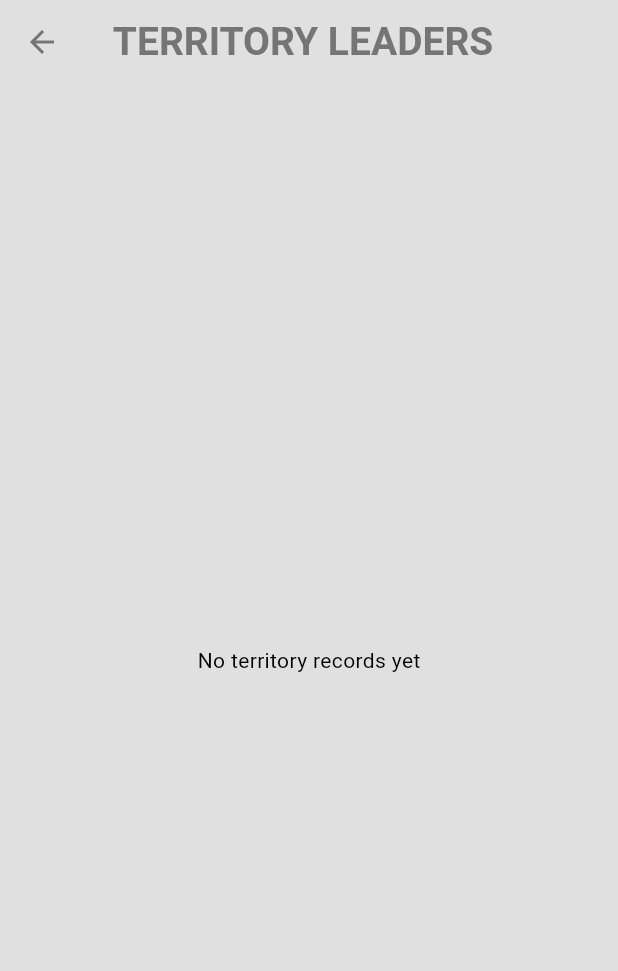
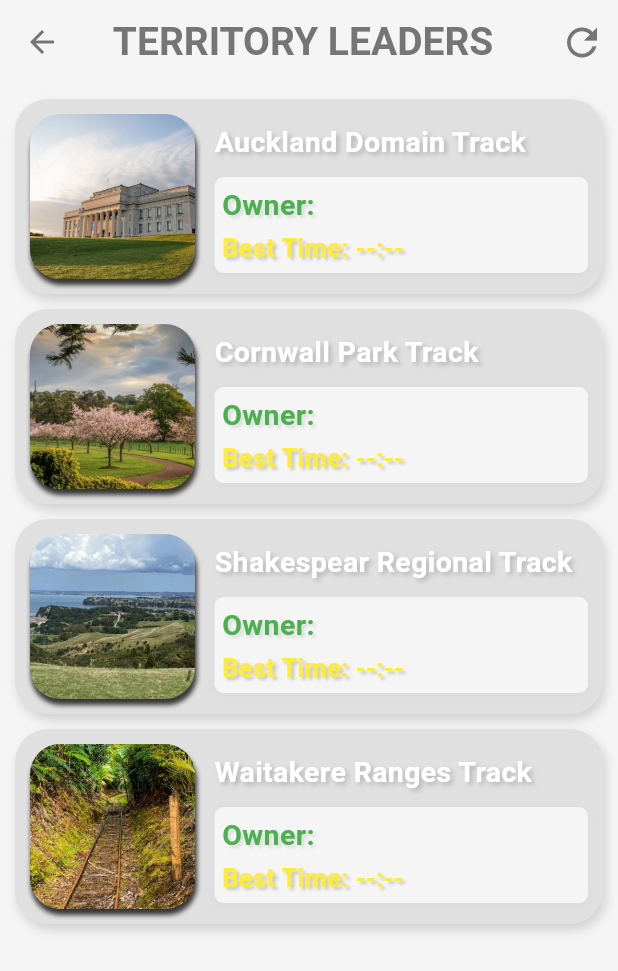
Before and after one commit to jaydentosul/fit_ness_territory, a Flutter app: the ScoreboardPage screen opened by its route, on a phone screen of 412 x 824 dp. Shown: the top 971 px of the screen. Run offline on Flutter 3.47's test engine with Material 3 defaults, Android fonts, the phone set to English and light mode, and no system bars; our stand-ins replace cloud_firestore, dio, firebase_auth, firebase_core, geolocator, google_maps_flutter and 3 more; missing offline and left inert: flutter_polyline_points; accounts and stored records are empty; network calls fail.

Commit message:
refactored image decoding code, edited the scoreboard to display images and updated the sync territory to display territory based on run id and the initialization of the firebase twerritory

```diff
--- a/lib/components/my_list.dart
+++ b/lib/components/my_list.dart
@@ -56,18 +56,36 @@ class MyListTerritory extends StatelessWidget {
           padding: EdgeInsets.all(10),
           height: 130,
           decoration: BoxDecoration(
-            color: Colors.grey,
-            borderRadius: BorderRadius.circular(20),
+            color: Theme.of(context).colorScheme.surface,
+            borderRadius: BorderRadius.circular(22),
+            boxShadow: [
+              BoxShadow(
+                color: Colors.black.withValues(alpha: 0.15),
+                blurRadius: 6,
+                offset: const Offset(2, 4),
+              )
+            ]
           ),
           child: Row(
             children: [
-              //image
+              Container(
+                decoration: BoxDecoration(
+                  borderRadius: BorderRadius.circular(20),
+                  boxShadow: [
+                    BoxShadow(
+                      color: Colors.black.withValues(alpha: 0.76),
+                      blurRadius: 2,
+                      offset: Offset(1, 4),
+                    )
+                  ]
+                ),
+                child:
                 ClipRRect(
                   borderRadius: BorderRadiusGeometry.circular(20),
-                child: Image.asset(imgPath,
-                  width: 110,
-                  height: 110,
-                  fit: BoxFit.cover,
+                  child: imgPath.startsWith('assets/')
+                      ? Image.asset(imgPath, width: 110, height: 110, fit: BoxFit.cover,
+                  ) : Image.network(imgPath, fit: BoxFit.cover,
+                  ),
                 ),
               ),
 
@@ -79,32 +97,81 @@ class MyListTerritory extends StatelessWidget {
                     mainAxisAlignment: MainAxisAlignment.start,
                     children: [
                       SizedBox(height: 5),
-                      Text(territoryName,
+                      Text(
+                        territoryName,
                         style: TextStyle(
                           fontWeight: FontWeight.bold,
                           color: Colors.white,
-                            fontSize: 18
+                          fontSize: 19,
+                          overflow: TextOverflow.ellipsis,
+                          shadows: [
+                            Shadow(
+                              color: Colors.black.withValues(alpha: 0.2),
+                              blurRadius: 4,
+                              offset: Offset(2, 2)
+                            )
+                          ]
                         ),
                       ),
 
-                      SizedBox(height: 13),
+                      SizedBox(height: 10),
 
-                      Text("Owner: $ownerName",
+
+                      Container(
+                        width: double.infinity,
+                        padding: EdgeInsets.all(5),
+                        decoration: BoxDecoration(
+                          color: Theme.of(context).colorScheme.tertiary,
+                          borderRadius: BorderRadius.circular(6),
+                          boxShadow: [
+                            BoxShadow(
+                              color: Colors.black.withValues(alpha: 0.03),
+                              blurRadius: 4,
+                              offset: Offset(0, 2)
+                            )
+                          ]
+                        ),
+                        child: Column(
+                          crossAxisAlignment: CrossAxisAlignment.start,
+                          children: [
+                            Text(
+                              "Owner: $ownerName",
+                              overflow: TextOverflow.ellipsis,
                               style: TextStyle(
-                          fontSize: 17,
-                          color: Colors.white,
-                          backgroundColor: Colors.grey.shade600,
+                                  fontSize: 19,
+                                  fontWeight: FontWeight.bold,
+                                  color: Colors.green,
+                                  shadows: [
+                                    Shadow(
+                                      color: Colors.black.withValues(alpha: 0.1),
+                                      blurRadius: 2,
+                                      offset: Offset(2, 2),
+                                    )
+                                  ]
                               ),
                             ),
 
                             SizedBox(height: 3),
 
-                      Text("Best Time: $bestTime",
+                            Text(
+                              "Best Time: $bestTime",
                               style: TextStyle(
                                   fontSize: 17,
-                          color: Colors.white,
+                                  overflow: TextOverflow.ellipsis,
+                                  fontWeight: FontWeight.bold,
+                                  color: Colors.yellow,
+                                  shadows: [
+                                    Shadow(
+                                        color: Colors.black.withValues(alpha: 0.2),
+                                        blurRadius: 2,
+                                        offset: Offset(2, 2)
+                                    )
+                                  ]
                               ),
                             ),
+                          ],
+                        )
+                      )
                     ],
                   )
               ),
--- a/lib/main.dart
+++ b/lib/main.dart
@@ -6,6 +6,7 @@ import 'package:fit_ness_territory/pages/my_profile_page.dart';
 import 'package:fit_ness_territory/pages/scoreboard_page.dart';
 import 'package:fit_ness_territory/pages/settings_page.dart';
 import 'package:fit_ness_territory/pages/report_page.dart';
+import 'package:fit_ness_territory/services/territory_setup_service.dart';
 import 'package:fit_ness_territory/themes/my_themes.dart';
 import 'package:fit_ness_territory/services/app_settings_service.dart';
 import 'package:flutter/material.dart';
@@ -13,12 +14,13 @@ import 'package:firebase_core/firebase_core.dart';
 import 'firebase_options.dart';
 
 void main() async {
-
   WidgetsFlutterBinding.ensureInitialized();
 
   await Firebase.initializeApp(
     options: DefaultFirebaseOptions.currentPlatform,
   );
+
+  await TerritorySetupService().initializeTerritories();
 
   runApp(const MyApp());
 }
--- a/lib/map/g_map.dart
+++ b/lib/map/g_map.dart
@@ -896,6 +896,7 @@ class GMapState extends State<GMap> {
   Future<void> saveCompletedTerritoryRun({
     required Duration runTime,
     required String playerName,
+    String? runId,
   }) async {
     final Territory? selectedTerritory = _getSelectedTerritory();
 
@@ -946,6 +947,7 @@ class GMapState extends State<GMap> {
         'currentOwner': playerName,
         'fastestTimeSeconds': newRunSeconds,
         'updatedAt': FieldValue.serverTimestamp(),
+        'runId': runId,
       }, SetOptions(merge: true));
 
       _showTopMessage('Congratulations you are the New King/Queen of ${selectedTerritory.name}!');
--- a/lib/pages/scoreboard_page.dart
+++ b/lib/pages/scoreboard_page.dart
@@ -1,7 +1,6 @@
 import 'package:cloud_firestore/cloud_firestore.dart';
+import 'package:fit_ness_territory/services/territory_sync_service.dart';
 import 'package:flutter/material.dart';
-// import 'package:cloud_firestore/cloud_firestore.dart';
-
 import '../components/my_list.dart';
 
 /*
@@ -23,7 +22,7 @@ class ScoreboardPage extends StatelessWidget {
   @override
   Widget build(BuildContext context) {
     return Scaffold(
-      backgroundColor: Theme.of(context).colorScheme.surface,
+      backgroundColor: Theme.of(context).colorScheme.tertiary,
       appBar: AppBar(
         backgroundColor: Colors.transparent,
         foregroundColor: Theme.of(context).colorScheme.inversePrimary,
@@ -35,20 +34,20 @@ class ScoreboardPage extends StatelessWidget {
             fontWeight: FontWeight.bold,
           ),
         ),
-        // actions: [
-        //   IconButton(
-        //     onPressed: () {
-        //
-        //     },
-        //     icon: Icon(Icons.refresh, size: 30,),
-        //   ),
-        // ],
+        actions: [ //refresh button
+          IconButton(
+            onPressed: () {
+              TerritorySyncService().syncTerritoryRecords(); //refreshes Leaderboard
+            },
+            icon: Icon(Icons.refresh, size: 30,),
+          ),
+        ],
       ),
 
       body: StreamBuilder<QuerySnapshot>(
         stream: FirebaseFirestore.instance
             .collection('territories')
-            .where('fastestTimeSeconds', isGreaterThan: 0)
+            .where('fastestTimeSeconds', isGreaterThanOrEqualTo: 0)
             .orderBy('fastestTimeSeconds')
             .snapshots(),
         builder: (context, snapshot) {
@@ -73,8 +72,9 @@ class ScoreboardPage extends StatelessWidget {
             itemBuilder: (context, index) {
               final data = territories[index].data() as Map<String, dynamic>;
 
+              final String imageUrl = data['imageUrl'] ?? 'assets/auckland_domain_track.png';
               final String territoryName = data['territoryName'] ?? 'Unknown Territory';
-              final String ownerName = data['currentOwner'] ?? 'No owner yet';
+              final String ownerName = data['currentOwner'] ?? ' ';
               final dynamic fastestValue = data['fastestTimeSeconds'];
 
               int fastestTimeSeconds = 0;
@@ -88,7 +88,7 @@ class ScoreboardPage extends StatelessWidget {
                 padding: const EdgeInsets.only(bottom: 10),
                 child: MyListTerritory(
                   onTap: () {},
-                  imgPath: 'assets/auckland_domain_track.png', // placeholder for now
+                  imgPath: imageUrl,
                   territoryName: territoryName,
                   ownerName: ownerName,
                   bestTime: formatSeconds(fastestTimeSeconds),
--- /dev/null
+++ b/lib/services/territory_setup_service.dart
@@ -0,0 +1,55 @@
+
+import 'package:cloud_firestore/cloud_firestore.dart';
+
+class TerritorySetupService {
+  final FirebaseFirestore _db = FirebaseFirestore.instance;
+
+  //initializes fireBase and the territories
+  Future<void> initializeTerritories() async {
+    final territories = [
+      {
+        'id': 'auckland_domain_track',
+        'territoryName': 'Auckland Domain Track',
+        'imageUrl': 'assets/auckland_domain_track.png',
+        'fastestTimeSeconds': 0,
+        'currentOwner': ' ',
+        'runId': '',
+      },
+      {
+        'id': 'cornwall_park_one_tree_hill_track',
+        'territoryName': 'Cornwall Park Track',
+        'imageUrl': 'assets/cornwall_park_track.png',
+        'fastestTimeSeconds': 0,
+        'currentOwner': ' ',
+        'runId': '',
+      },
+      {
+        'id': 'shakespear_regional_park_track',
+        'territoryName': 'Shakespear Regional Track',
+        'imageUrl': 'assets/shakespear_regional_park_track.png',
+        'fastestTimeSeconds': 0,
+        'currentOwner': ' ',
+        'runId': '',
+      },
+      {
+        'id': 'waitakere_ranges_track',
+        'territoryName': 'Waitakere Ranges Track',
+        'imageUrl': 'assets/waitakere_ranges_track.png',
+        'fastestTimeSeconds': 0,
+        'currentOwner': ' ',
+        'runId': '',
+      },
+    ];
+
+    for (final territory in territories) {
+      final id = territory['id'] as String;
+      final docRef = _db.collection('territories').doc(id);
+      final doc = await docRef.get();
+
+      //only creates if doesn't exist yt
+      if (!doc.exists) {
+        await docRef.set(territory);
+      }
+    }
+  }
+}
--- a/pubspec.yaml
+++ b/pubspec.yaml
@@ -46,6 +46,8 @@ flutter:
     - assets/logo.png
     - assets/auckland_domain_track.png
     - assets/cornwall_park_track.png
+    - assets/shakespear_regional_park_track.png
+    - assets/waitakere_ranges_track.png
 
 flutter_icons:
   android: true
```
Also changed, not shown: lib/components/my_profile_avatar.dart (added, +55 -0 lines), lib/components/my_scrollable_draggable_sheet.dart (+7 -6 lines), lib/components/run_timer.dart (+0 -9 lines), lib/pages/home_page.dart (+5 -3 lines), lib/pages/login_page.dart (+2 -6 lines), lib/pages/my_friends_page.dart (+8 -22 lines), lib/pages/my_profile_page.dart (+33 -45 lines), lib/pages/view_friends_page.dart (+8 -28 lines), lib/services/run_service.dart (+10 -3 lines), lib/services/territory_sync_service.dart (+58 -3 lines), assets/shakespear_regional_park_track.png (added), assets/waitakere_ranges_track.png (added). Lines whose indentation alone changed are shown as unchanged.
